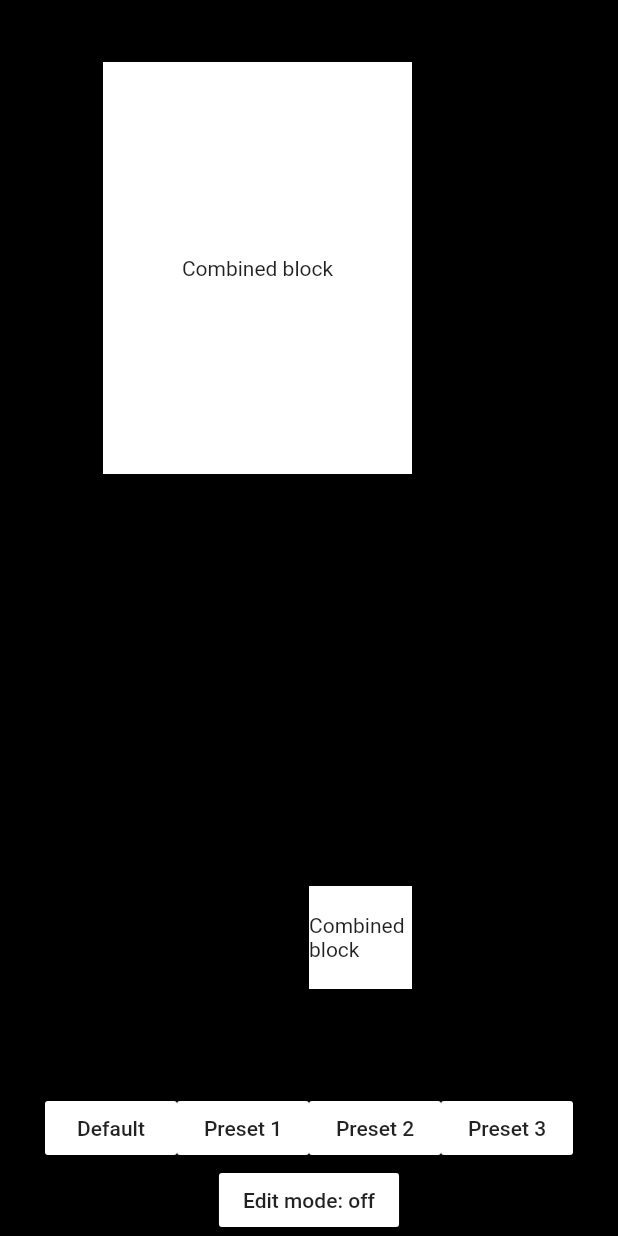
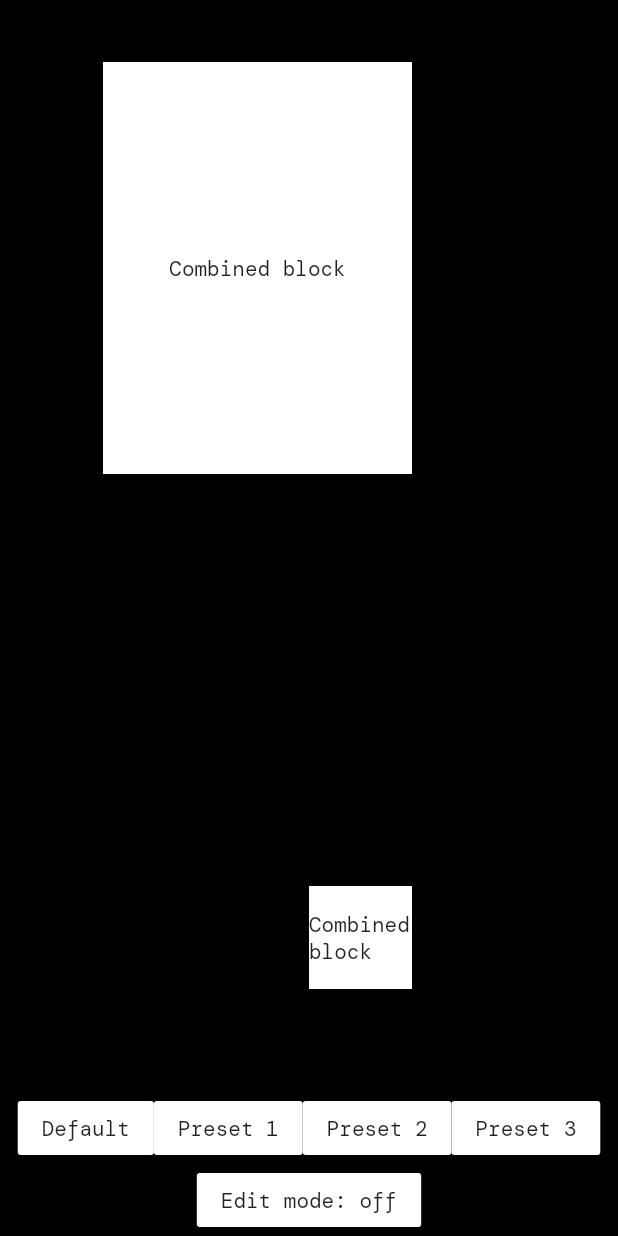
Before and after one commit to christopher-inegbedion/GridUI-flutter-implementation, a Flutter app: the screen it shows after launch, scrolled down 302 dp, on a phone screen of 412 x 824 dp. Run offline on Flutter 3.47's test engine with Material 2 defaults, Android fonts, the phone set to English and light mode, and no system bars.

Commit message:
Change fonts

```diff
--- a/lib/main.dart
+++ b/lib/main.dart
@@ -11,6 +11,7 @@ class MyApp extends StatelessWidget {
   Widget build(BuildContext context) {
     return MaterialApp(
       title: 'GridUI implementation',
+      theme: ThemeData(fontFamily: 'DMMono-Regular'),
       home: GridPage(),
     );
   }
```
Also changed, not shown: pubspec.yaml (+9 -11 lines), assets/fonts/DMMono-Italic.ttf (added), assets/fonts/DMMono-Light.ttf (added), assets/fonts/DMMono-LightItalic.ttf (added), assets/fonts/DMMono-Medium.ttf (added), assets/fonts/DMMono-MediumItalic.ttf (added), assets/fonts/DMMono-Regular.ttf (added).
